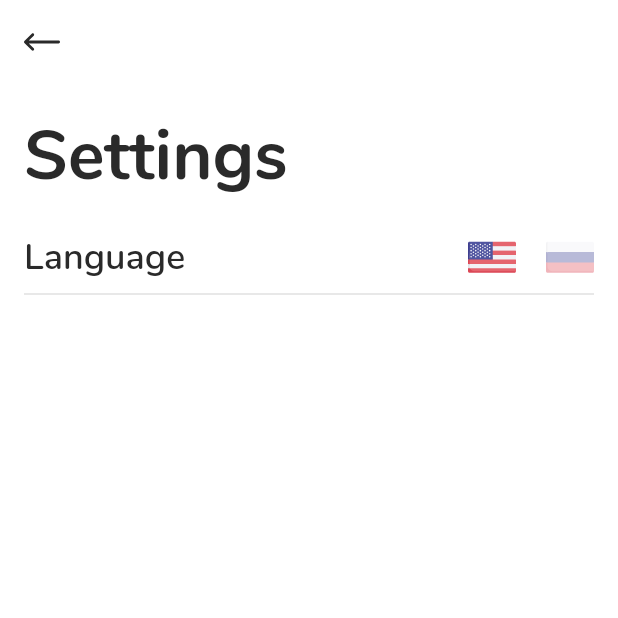
After one commit to aramayyes/Rhoshop-Mobile, a Flutter app: the SettingsScreen screen opened by its route, on a phone screen of 412 x 824 dp, the top half of it. The commit adds this screen. Run offline on Flutter 3.47's test engine with Material 2 defaults, Android fonts, the phone set to English and light mode, and no system bars; our stand-ins replace flutter_svg, flutter_typeahead.

Commit message:
Add SettingsScreen.
Signed-off-by: aramayyes <aramayis.amiraghyan@outlook.com>

```diff
--- a/Rhoshop/lib/l10n/intl_en.arb
+++ b/Rhoshop/lib/l10n/intl_en.arb
@@ -1,5 +1,5 @@
 {
-  "@@last_modified": "2020-09-29T18:06:41.293824",
+  "@@last_modified": "2020-09-29T21:57:14.218507",
   "appTitle": "Rhoshop",
   "@appTitle": {
     "description": "Application title.",
@@ -194,6 +194,18 @@
     "type": "text",
     "placeholders": {}
   },
+  "settingsScreenTitle": "Settings",
+  "@settingsScreenTitle": {
+    "description": "Title of the settings screen.",
+    "type": "text",
+    "placeholders": {}
+  },
+  "languageSettingsItem": "Language",
+  "@languageSettingsItem": {
+    "description": "Title of item in SettingsScreen which is intended for changing language.",
+    "type": "text",
+    "placeholders": {}
+  },
   "profileNavigationItem": "Profile",
   "@profileNavigationItem": {
     "description": "Title of the navigation item that leads to ProfileScreen.",
--- a/Rhoshop/lib/l10n/intl_messages.arb
+++ b/Rhoshop/lib/l10n/intl_messages.arb
@@ -1,5 +1,5 @@
 {
-  "@@last_modified": "2020-09-29T18:06:41.293824",
+  "@@last_modified": "2020-09-29T21:57:14.218507",
   "appTitle": "Rhoshop",
   "@appTitle": {
     "description": "Application title.",
@@ -194,6 +194,18 @@
     "type": "text",
     "placeholders": {}
   },
+  "settingsScreenTitle": "Settings",
+  "@settingsScreenTitle": {
+    "description": "Title of the settings screen.",
+    "type": "text",
+    "placeholders": {}
+  },
+  "languageSettingsItem": "Language",
+  "@languageSettingsItem": {
+    "description": "Title of item in SettingsScreen which is intended for changing language.",
+    "type": "text",
+    "placeholders": {}
+  },
   "profileNavigationItem": "Profile",
   "@profileNavigationItem": {
     "description": "Title of the navigation item that leads to ProfileScreen.",
--- a/Rhoshop/lib/l10n/messages_en.dart
+++ b/Rhoshop/lib/l10n/messages_en.dart
@@ -35,6 +35,7 @@ class MessageLookup extends MessageLookupByLibrary {
     "descriptionSectionTitle" : MessageLookupByLibrary.simpleMessage("Description"),
     "email" : MessageLookupByLibrary.simpleMessage("Email"),
     "hasAccountText" : MessageLookupByLibrary.simpleMessage("Already have an account?"),
+    "languageSettingsItem" : MessageLookupByLibrary.simpleMessage("Language"),
     "myOrdersNavigationItem" : MessageLookupByLibrary.simpleMessage("My Orders"),
     "nameLabelText" : MessageLookupByLibrary.simpleMessage("Name"),
     "newArrivalsSectionTitle" : MessageLookupByLibrary.simpleMessage("New Arrivals"),
@@ -48,6 +49,7 @@ class MessageLookup extends MessageLookupByLibrary {
     "searchText" : MessageLookupByLibrary.simpleMessage("Search"),
     "seeAllText" : MessageLookupByLibrary.simpleMessage("See all"),
     "settingsNavigationItem" : MessageLookupByLibrary.simpleMessage("Settings"),
+    "settingsScreenTitle" : MessageLookupByLibrary.simpleMessage("Settings"),
     "signIn" : MessageLookupByLibrary.simpleMessage("Sign in"),
     "signInScreenTitle" : MessageLookupByLibrary.simpleMessage("Sign in"),
     "signUp" : MessageLookupByLibrary.simpleMessage("Sign up"),
--- a/Rhoshop/lib/l10n/messages_messages.dart
+++ b/Rhoshop/lib/l10n/messages_messages.dart
@@ -35,6 +35,7 @@ class MessageLookup extends MessageLookupByLibrary {
     "descriptionSectionTitle" : MessageLookupByLibrary.simpleMessage("Description"),
     "email" : MessageLookupByLibrary.simpleMessage("Email"),
     "hasAccountText" : MessageLookupByLibrary.simpleMessage("Already have an account?"),
+    "languageSettingsItem" : MessageLookupByLibrary.simpleMessage("Language"),
     "myOrdersNavigationItem" : MessageLookupByLibrary.simpleMessage("My Orders"),
     "nameLabelText" : MessageLookupByLibrary.simpleMessage("Name"),
     "newArrivalsSectionTitle" : MessageLookupByLibrary.simpleMessage("New Arrivals"),
@@ -48,6 +49,7 @@ class MessageLookup extends MessageLookupByLibrary {
     "searchText" : MessageLookupByLibrary.simpleMessage("Search"),
     "seeAllText" : MessageLookupByLibrary.simpleMessage("See all"),
     "settingsNavigationItem" : MessageLookupByLibrary.simpleMessage("Settings"),
+    "settingsScreenTitle" : MessageLookupByLibrary.simpleMessage("Settings"),
     "signIn" : MessageLookupByLibrary.simpleMessage("Sign in"),
     "signInScreenTitle" : MessageLookupByLibrary.simpleMessage("Sign in"),
     "signUp" : MessageLookupByLibrary.simpleMessage("Sign up"),
--- a/Rhoshop/lib/l10n/messages_ru.dart
+++ b/Rhoshop/lib/l10n/messages_ru.dart
@@ -35,6 +35,7 @@ class MessageLookup extends MessageLookupByLibrary {
     "descriptionSectionTitle" : MessageLookupByLibrary.simpleMessage("Описание"),
     "email" : MessageLookupByLibrary.simpleMessage("Эл. почта"),
     "hasAccountText" : MessageLookupByLibrary.simpleMessage("Уже есть учётная запись?"),
+    "languageSettingsItem" : MessageLookupByLibrary.simpleMessage("Язык"),
     "myOrdersNavigationItem" : MessageLookupByLibrary.simpleMessage("Мои заказы"),
     "nameLabelText" : MessageLookupByLibrary.simpleMessage("Имя"),
     "newArrivalsSectionTitle" : MessageLookupByLibrary.simpleMessage("Новинки"),
@@ -48,6 +49,7 @@ class MessageLookup extends MessageLookupByLibrary {
     "searchText" : MessageLookupByLibrary.simpleMessage("Поиск"),
     "seeAllText" : MessageLookupByLibrary.simpleMessage("Смотреть все"),
     "settingsNavigationItem" : MessageLookupByLibrary.simpleMessage("Настройки"),
+    "settingsScreenTitle" : MessageLookupByLibrary.simpleMessage("Настройки"),
     "signIn" : MessageLookupByLibrary.simpleMessage("Вход"),
     "signInScreenTitle" : MessageLookupByLibrary.simpleMessage("Вход"),
     "signUp" : MessageLookupByLibrary.simpleMessage("Регистрация"),
--- a/Rhoshop/lib/localization/app_localization.dart
+++ b/Rhoshop/lib/localization/app_localization.dart
@@ -307,6 +307,25 @@ class AppLocalization {
   }
   //#endregion OrderConfirmationScreen
 
+  //#region SettingsScreen
+  String get settingsScreenTitle {
+    return Intl.message(
+      'Settings',
+      name: 'settingsScreenTitle',
+      desc: 'Title of the settings screen.',
+    );
+  }
+
+  String get languageSettingsItem {
+    return Intl.message(
+      'Language',
+      name: 'languageSettingsItem',
+      desc:
+          'Title of item in SettingsScreen which is intended for changing language.',
+    );
+  }
+  //#endregion SettingsScreen
+
   //#region Navigation
   String get profileNavigationItem {
     return Intl.message(
--- a/Rhoshop/lib/main.dart
+++ b/Rhoshop/lib/main.dart
@@ -15,10 +15,10 @@ void main() {
   runApp(
     MultiProvider(
       providers: [
-        ChangeNotifierProvider(
+        ChangeNotifierProvider<AppLocale>(
           create: (context) => AppLocale(),
         ),
-        ChangeNotifierProvider(
+        ChangeNotifierProvider<Cart>(
           create: (context) => Cart(),
         ),
       ],
@@ -80,6 +80,7 @@ class _RhoshopAppState extends State<RhoshopApp> {
               ProductScreen(ModalRoute.of(context).settings.arguments),
           Routes.cart: (context) => CartScreen(),
           Routes.orderConfirmation: (context) => OrderConfirmationScreen(),
+          Routes.settings: (context) => SettingsScreen(),
         },
         theme: ThemeData(
           primaryColor: AppColors.primary,
--- a/Rhoshop/lib/screens/all.dart
+++ b/Rhoshop/lib/screens/all.dart
@@ -7,3 +7,4 @@ export 'notifications_screen.dart';
 export 'product_screen.dart';
 export 'cart_screen.dart';
 export 'order_confirmation_screen.dart';
+export 'settings_screen.dart';
--- /dev/null
+++ b/Rhoshop/lib/screens/settings_screen.dart
@@ -0,0 +1,114 @@
+import 'package:flutter/material.dart';
+import 'package:flutter_svg/svg.dart';
+import 'package:provider/provider.dart';
+import 'package:rhoshop/localization/app_localization.dart';
+import 'package:rhoshop/models/app_locale.dart';
+import 'package:rhoshop/styles/app_colors.dart' as AppColors;
+import 'package:rhoshop/styles/dimens.dart' as Dimens;
+
+class SettingsScreen extends StatefulWidget {
+  @override
+  _SettingsScreenState createState() => _SettingsScreenState();
+}
+
+class _SettingsScreenState extends State<SettingsScreen>
+    with SingleTickerProviderStateMixin {
+  @override
+  Widget build(BuildContext context) {
+    return Scaffold(
+      appBar: AppBar(
+        elevation: 0,
+        leading: IconButton(
+          icon: SvgPicture.asset(
+            "assets/icons/left-arrow.svg",
+            color: AppColors.primaryText,
+            height: 24,
+          ),
+          onPressed: () {
+            Navigator.pop(context);
+          },
+        ),
+      ),
+      body: Container(
+        color: AppColors.primary,
+        padding: EdgeInsets.all(Dimens.screenPadding),
+        child: Column(
+          crossAxisAlignment: CrossAxisAlignment.start,
+          children: [
+            Text(
+              AppLocalization.of(context).settingsScreenTitle,
+              style: Theme.of(context).textTheme.headline1,
+            ),
+            SizedBox(
+              height: 20,
+            ),
+            SingleChildScrollView(
+              child: Column(
+                children: [
+                  Row(
+                    children: [
+                      Expanded(
+                        child: Text(
+                          AppLocalization.of(context).languageSettingsItem,
+                          style: Theme.of(context).textTheme.headline3,
+                        ),
+                      ),
+                      Consumer<AppLocale>(
+                        builder: (context, appLocale, child) {
+                          final selectedEnglish =
+                              appLocale.locale.languageCode == 'en';
+
+                          return Row(
+                            children: [
+                              GestureDetector(
+                                onTap: () {
+                                  if (!selectedEnglish) {
+                                    appLocale.setLocale(
+                                      Locale('en', ''),
+                                    );
+                                  }
+                                },
+                                child: Opacity(
+                                  opacity: selectedEnglish ? 1 : 0.4,
+                                  child: SvgPicture.asset(
+                                    'assets/images/united-states.svg',
+                                    height: 32,
+                                  ),
+                                ),
+                              ),
+                              SizedBox(
+                                width: 20,
+                              ),
+                              GestureDetector(
+                                onTap: () {
+                                  if (selectedEnglish)
+                                    appLocale.setLocale(
+                                      Locale('ru', ''),
+                                    );
+                                },
+                                child: Opacity(
+                                  opacity: !selectedEnglish ? 1 : 0.4,
+                                  child: SvgPicture.asset(
+                                    'assets/images/russia.svg',
+                                    height: 32,
+                                  ),
+                                ),
+                              ),
+                            ],
+                          );
+                        },
+                      ),
+                    ],
+                  ),
+                  Divider(
+                    thickness: 1,
+                  ),
+                ],
+              ),
+            )
+          ],
+        ),
+      ),
+    );
+  }
+}
--- a/Rhoshop/lib/utils/routes.dart
+++ b/Rhoshop/lib/utils/routes.dart
@@ -7,3 +7,4 @@ const notifications = '/notifications';
 const product = '/product';
 const cart = '/cart';
 const orderConfirmation = '/orderConfirmation';
+const settings = '/settings';
```
Also changed, not shown: Rhoshop/lib/components/navigation.dart (+11 -1 lines), Rhoshop/lib/l10n/intl_ru.arb (+13 -1 lines), Rhoshop/assets/images/russia.svg (added), Rhoshop/assets/images/united-states.svg (added).
